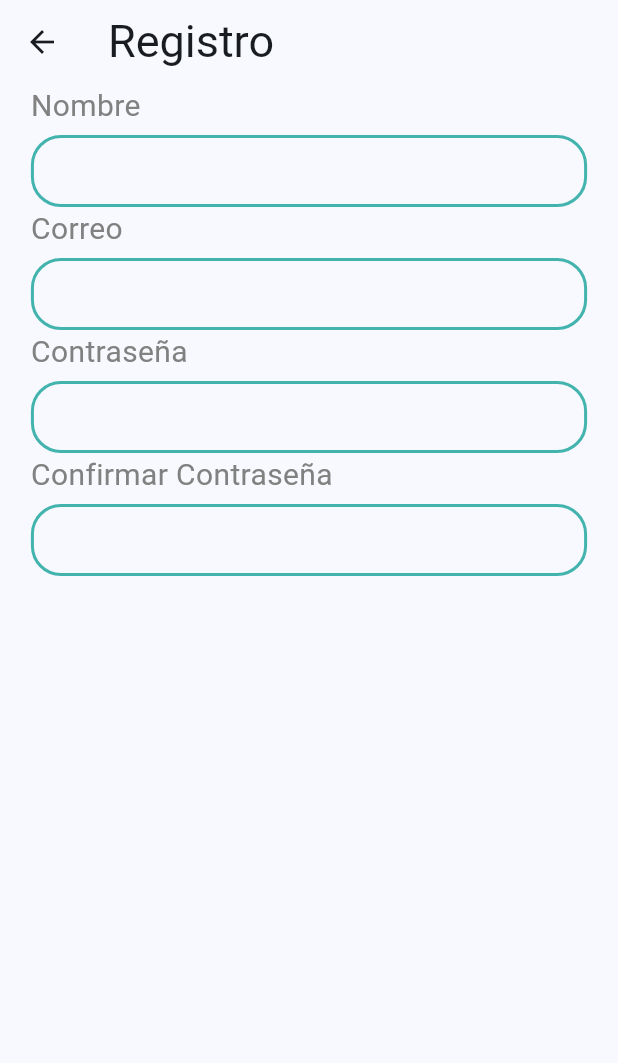
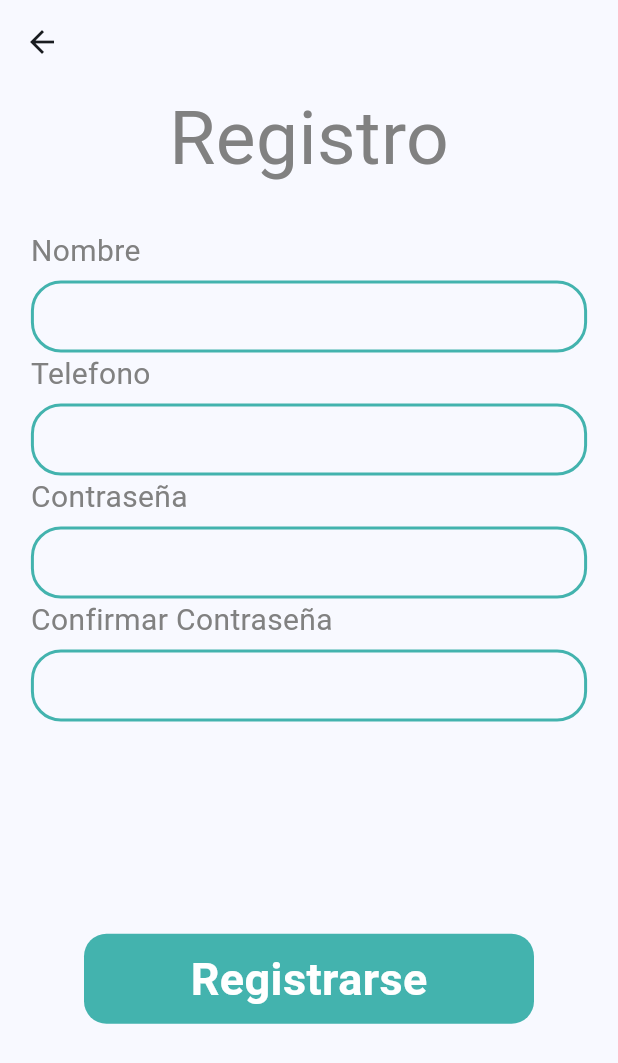
Before and after one commit to RonyPony/takki_front, a Flutter app: the RegisterScreen screen opened by its route, on a phone screen of 412 x 824 dp. Shown: the top 1063 px of the screen. Run offline on Flutter 3.47's test engine with Material 3 defaults, Android fonts, the light colour scheme and no system bars; our stand-ins replace flutter_svg, google_fonts; Roboto replaces fonts that are missing (Imprima).

Commit message:
adding more changes

```diff
--- a/takki/lib/routes/routes.dart
+++ b/takki/lib/routes/routes.dart
@@ -3,6 +3,7 @@ import 'package:takki/screens/auth/register/registerScreen.dart';
 import 'package:takki/screens/chats/chats.screen.dart';
 import 'package:takki/screens/chats/newChat.screen.dart';
 import 'package:takki/screens/landing/landingScreen.dart';
+import 'package:takki/screens/profile/profileScreens.dart';
 
 import '../screens/auth/login/login.screen.dart';
 
@@ -12,5 +13,6 @@ final Map<String, WidgetBuilder> routes = {
   ChatsScreen.routeName: (context) => const ChatsScreen(),
   RegisterScreen.routeName: (context) => const RegisterScreen(),
   NewChatScreen.routeName: (context) => const NewChatScreen(),
+  ProfileScreen.routeName: (context) => const ProfileScreen(),
   // '/ruta': (context) => PaginaWidget(),
 };
--- a/takki/lib/screens/auth/register/registerScreen.dart
+++ b/takki/lib/screens/auth/register/registerScreen.dart
@@ -1,4 +1,5 @@
 import 'package:flutter/material.dart';
+import 'package:takki/widgets/button.widget.dart';
 import 'package:takki/widgets/textFiel.widget.dart';
 
 class RegisterScreen extends StatelessWidget {
@@ -7,37 +8,48 @@ class RegisterScreen extends StatelessWidget {
   @override
   Widget build(BuildContext context) {
     final TextEditingController nameController = TextEditingController();
+    final TextEditingController phoneController = TextEditingController();
+    final TextEditingController passwordController = TextEditingController();
+    final TextEditingController coonfirmPasswordController =
+        TextEditingController();
     Size base = MediaQuery.of(context).size;
     return Scaffold(
-      appBar: AppBar(
-        title: const Text(
-          'Registro',
-          style: TextStyle(fontSize: 30),
-        ),
-      ),
-      body: Center(
+      appBar: AppBar(),
+      body: SafeArea(
+        child: Center(
           child: Column(
             children: [
+              const Text(
+                'Registro',
+                style: TextStyle(fontSize: 50, color: Color(0xFF818181)),
+              ),
+              SizedBox(
+                height: 25,
+              ),
               TextfielWidget(
                   label: "Nombre",
                   controller: nameController,
                   width: base.width * 0.9),
               TextfielWidget(
-                label: "Correo",
-                controller: nameController,
+                  label: "Telefono",
+                  controller: phoneController,
                   width: base.width * 0.9),
               TextfielWidget(
                   label: "Contraseña",
-                controller: nameController,
+                  controller: passwordController,
                   width: base.width * 0.9),
               TextfielWidget(
                   label: "Confirmar Contraseña",
-                controller: nameController,
+                  controller: coonfirmPasswordController,
                   width: base.width * 0.9),
-            const SizedBox(
-              height: 30,
+              Spacer(),
+              ButtonWidget(
+                text: "Registrarse",
+                onPressed: () {},
               ),
+              Spacer(),
             ],
+          ),
         ),
       ),
     );
--- a/takki/lib/screens/chats/chats.screen.dart
+++ b/takki/lib/screens/chats/chats.screen.dart
@@ -2,6 +2,7 @@ import 'package:flutter/material.dart';
 import 'package:flutter_svg/svg.dart';
 import 'package:takki/screens/chats/newChat.screen.dart';
 import 'package:takki/screens/login/login.screen.dart';
+import 'package:takki/screens/profile/profileScreens.dart';
 import 'package:takki/widgets/chatElement.widget.dart';
 
 class ChatsScreen extends StatelessWidget {
@@ -31,10 +32,15 @@ class ChatsScreen extends StatelessWidget {
                   ),
                   Padding(
                     padding: const EdgeInsets.all(15),
-                    child: SvgPicture.asset(
-                      'assets/layout/fingerprint1.svg',
-                      width: 50,
-                      height: 50,
+                    child: GestureDetector(
+                      onTap: () {
+                        Navigator.pushNamed(context, ProfileScreen.routeName);
+                      },
+                      child: SvgPicture.asset(
+                        'assets/layout/fingerprint1.svg',
+                        width: 50,
+                        height: 50,
+                      ),
                     ),
                   ),
                 ],
--- /dev/null
+++ b/takki/lib/screens/profile/profileScreens.dart
@@ -0,0 +1,11 @@
+import 'package:flutter/material.dart';
+
+class ProfileScreen extends StatelessWidget {
+  const ProfileScreen({super.key});
+  static const String routeName = '/profileScreen';
+
+  @override
+  Widget build(BuildContext context) {
+    return Scaffold();
+  }
+}
```
Lines whose indentation alone changed are shown as unchanged.
